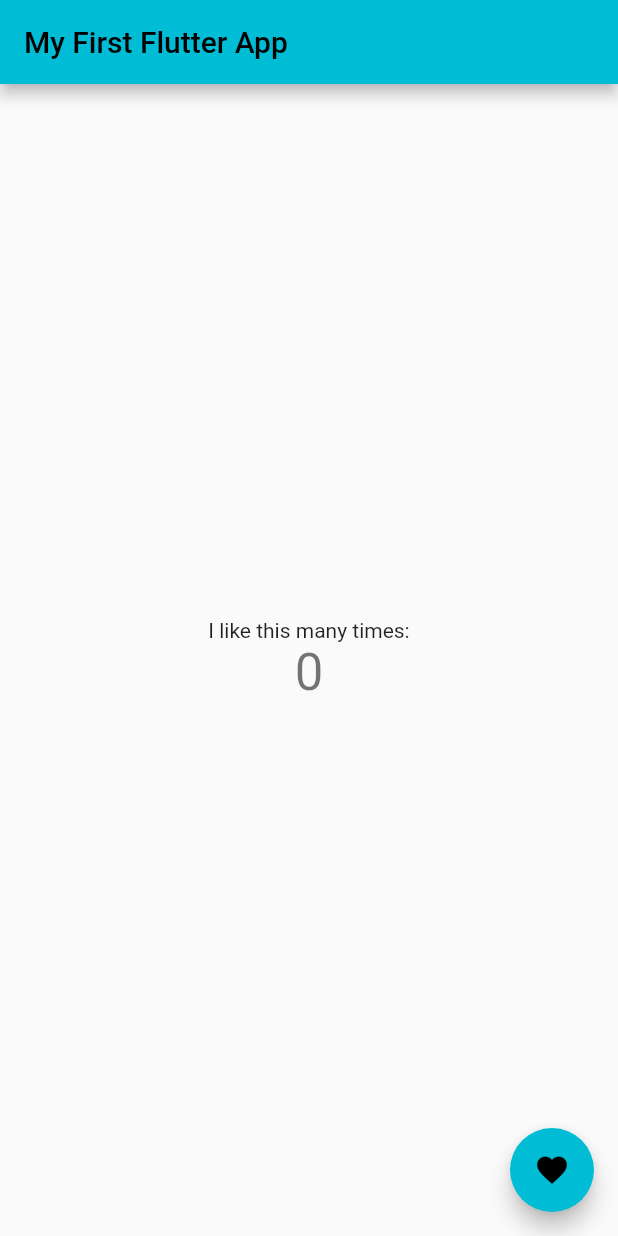
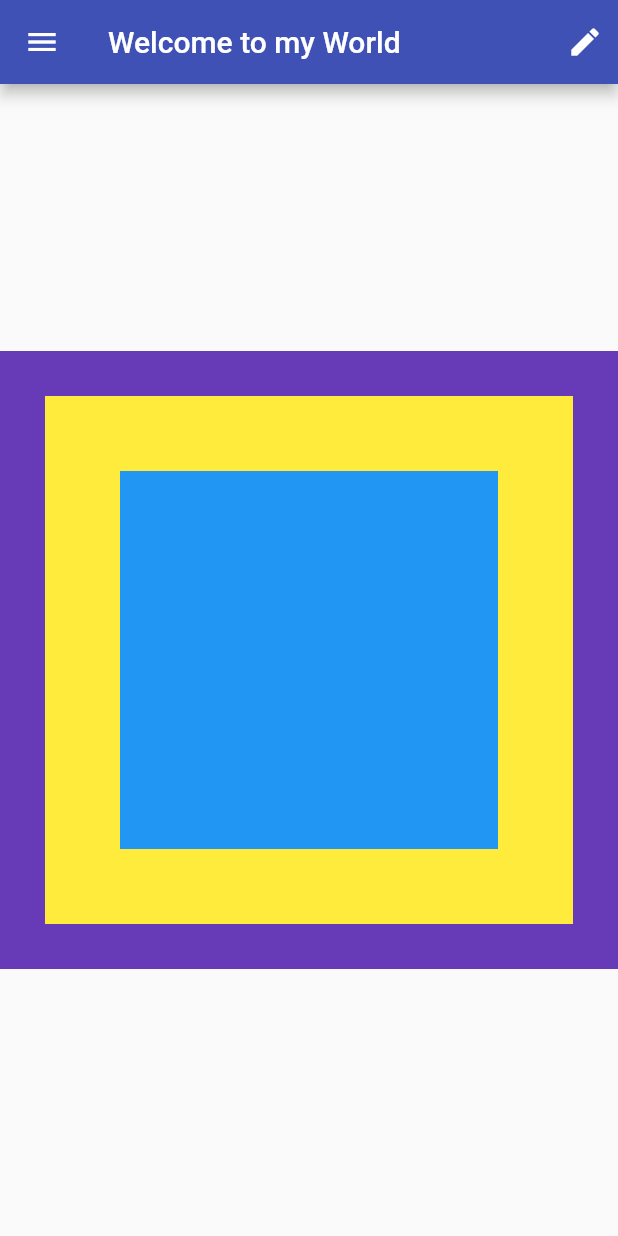
Before and after one commit to Abdulrasheed1729/first_flutter_app, a Flutter app: the screen it shows after launch, on a phone screen of 412 x 824 dp. Run offline on Flutter 3.47's test engine with Material 2 defaults, Android fonts, the phone set to English and light mode, and no system bars.

Commit message:
a little change

```diff
--- /dev/null
+++ b/lib/basic_screen.dart
@@ -0,0 +1,35 @@
+import 'package:first_flutter_app/immutable_widget.dart';
+import 'package:flutter/material.dart';
+
+class BasicScreen extends StatelessWidget {
+
+  @override
+  Widget build(BuildContext context) {
+    return Scaffold(
+      appBar: AppBar(
+        backgroundColor: Colors.indigo,
+        title: Text('Welcome to my World'),
+        actions: <Widget>[
+          Padding(
+            padding: const EdgeInsets.all(10.0),
+            child: Icon(Icons.edit),
+          )
+        ],
+      ),
+      body: Center(
+        child: AspectRatio(
+          aspectRatio: 1.0,
+          child: ImmutableWidget(),
+        ),
+      ),
+      drawer: Drawer(
+        child: Container(
+          color: Colors.lightBlue,
+          child: Center(
+            child: Text("I'm a Drawer"),
+          ),
+        ),
+      )
+    );
+  }
+}
--- /dev/null
+++ b/lib/immutable_widget.dart
@@ -0,0 +1,22 @@
+import 'package:flutter/material.dart';
+
+class ImmutableWidget extends StatelessWidget {
+  @override
+  Widget build(BuildContext context) {
+    return Container(
+      color: Colors.deepPurple,
+      child: Padding(
+        padding: EdgeInsets.all(30),
+        child: Container(
+          color: Colors.yellow,
+          child: Padding(
+            padding: const EdgeInsets.all(50.0),
+            child: Container(
+              color: Colors.blue,
+            )
+          ),
+        ),
+      ),
+    );
+  }
+}
--- a/lib/main.dart
+++ b/lib/main.dart
@@ -1,115 +1,16 @@
+import 'package:first_flutter_app/basic_screen.dart';
 import 'package:flutter/material.dart';
+import './basic_screen.dart';
+// ignore: unused_import
+import './immutable_widget.dart';
 
-void main() {
-  runApp(const MyApp());
-}
+void main() => runApp(StaticApp());
 
-class MyApp extends StatelessWidget {
-  const MyApp({Key? key}) : super(key: key);
-
-  // This widget is the root of your application.
+class StaticApp extends StatelessWidget {
   @override
   Widget build(BuildContext context) {
     return MaterialApp(
-      title: 'Flutter Demo',
-      theme: ThemeData(
-        // This is the theme of your application.
-        //
-        // Try running your application with "flutter run". You'll see the
-        // application has a blue toolbar. Then, without quitting the app, try
-        // changing the primarySwatch below to Colors.green and then invoke
-        // "hot reload" (press "r" in the console where you ran "flutter run",
-        // or simply save your changes to "hot reload" in a Flutter IDE).
-        // Notice that the counter didn't reset back to zero; the application
-        // is not restarted.
-        primarySwatch: Colors.cyan,
-      ),
-      home: const MyHomePage(title: 'My First Flutter App'),
+      home: BasicScreen(),
     );
   }
 }
-
-class MyHomePage extends StatefulWidget {
-  const MyHomePage({Key? key, required this.title}) : super(key: key);
-
-  // This widget is the home page of your application. It is stateful, meaning
-  // that it has a State object (defined below) that contains fields that affect
-  // how it looks.
-
-  // This class is the configuration for the state. It holds the values (in this
-  // case the title) provided by the parent (in this case the App widget) and
-  // used by the build method of the State. Fields in a Widget subclass are
-  // always marked "final".
-
-  final String title;
-
-  @override
-  State<MyHomePage> createState() => _MyHomePageState();
-}
-
-class _MyHomePageState extends State<MyHomePage> {
-  int _counter = 0;
-
-  void _incrementCounter() {
-    setState(() {
-      // This call to setState tells the Flutter framework that something has
-      // changed in this State, which causes it to rerun the build method below
-      // so that the display can reflect the updated values. If we changed
-      // _counter without calling setState(), then the build method would not be
-      // called again, and so nothing would appear to happen.
-      _counter++;
-    });
-  }
-
-  @override
-  Widget build(BuildContext context) {
-    // This method is rerun every time setState is called, for instance as done
-    // by the _incrementCounter method above.
-    //
-    // The Flutter framework has been optimized to make rerunning build methods
-    // fast, so that you can just rebuild anything that needs updating rather
-    // than having to individually change instances of widgets.
-    return Scaffold(
-      appBar: AppBar(
-        // Here we take the value from the MyHomePage object that was created by
-        // the App.build method, and use it to set our appbar title.
-        title: Text(widget.title),
-      ),
-      body: Center(
-        // Center is a layout widget. It takes a single child and positions it
-        // in the middle of the parent.
-        child: Column(
-          // Column is also a layout widget. It takes a list of children and
-          // arranges them vertically. By default, it sizes itself to fit its
-          // children horizontally, and tries to be as tall as its parent.
-          //
-          // Invoke "debug painting" (press "p" in the console, choose the
-          // "Toggle Debug Paint" action from the Flutter Inspector in Android
-          // Studio, or the "Toggle Debug Paint" command in Visual Studio Code)
-          // to see the wireframe for each widget.
-          //
-          // Column has various properties to control how it sizes itself and
-          // how it positions its children. Here we use mainAxisAlignment to
-          // center the children vertically; the main axis here is the vertical
-          // axis because Columns are vertical (the cross axis would be
-          // horizontal).
-          mainAxisAlignment: MainAxisAlignment.center,
-          children: <Widget>[
-            const Text(
-              'I like this many times:',
-            ),
-            Text(
-              '$_counter',
-              style: Theme.of(context).textTheme.headline4,
-            ),
-          ],
-        ),
-      ),
-      floatingActionButton: FloatingActionButton(
-        onPressed: _incrementCounter,
-        tooltip: 'Increment',
-        child: const Icon(Icons.favorite),
-      ), // This trailing comma makes auto-formatting nicer for build methods.
-    );
-  }
-}
```
